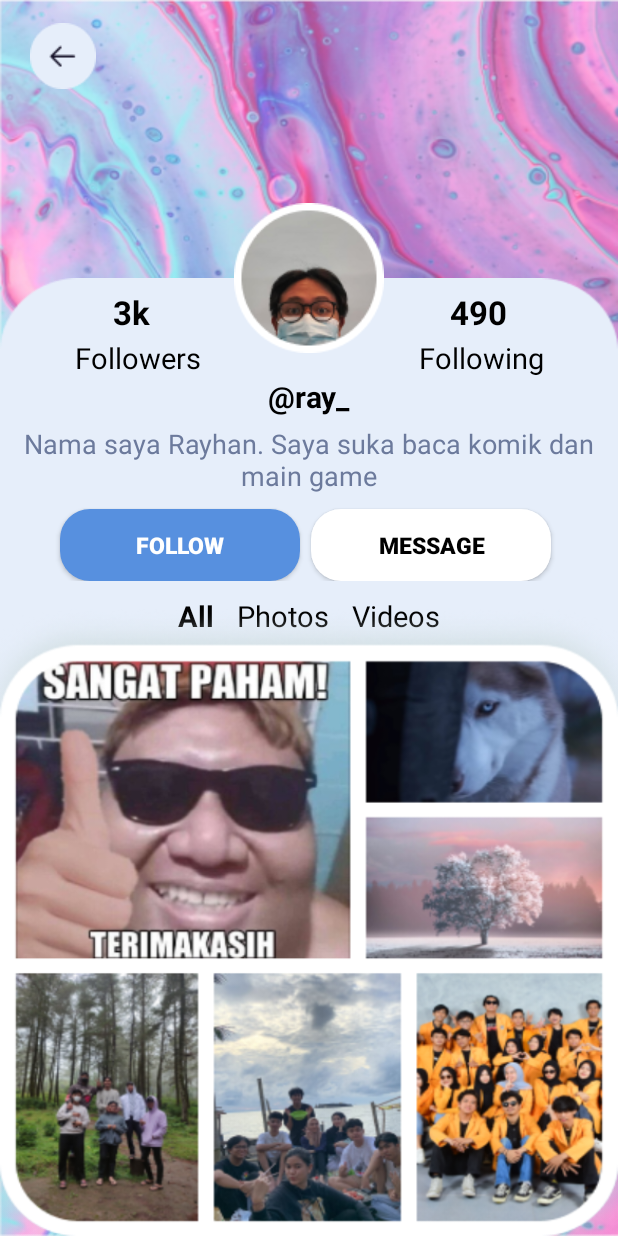
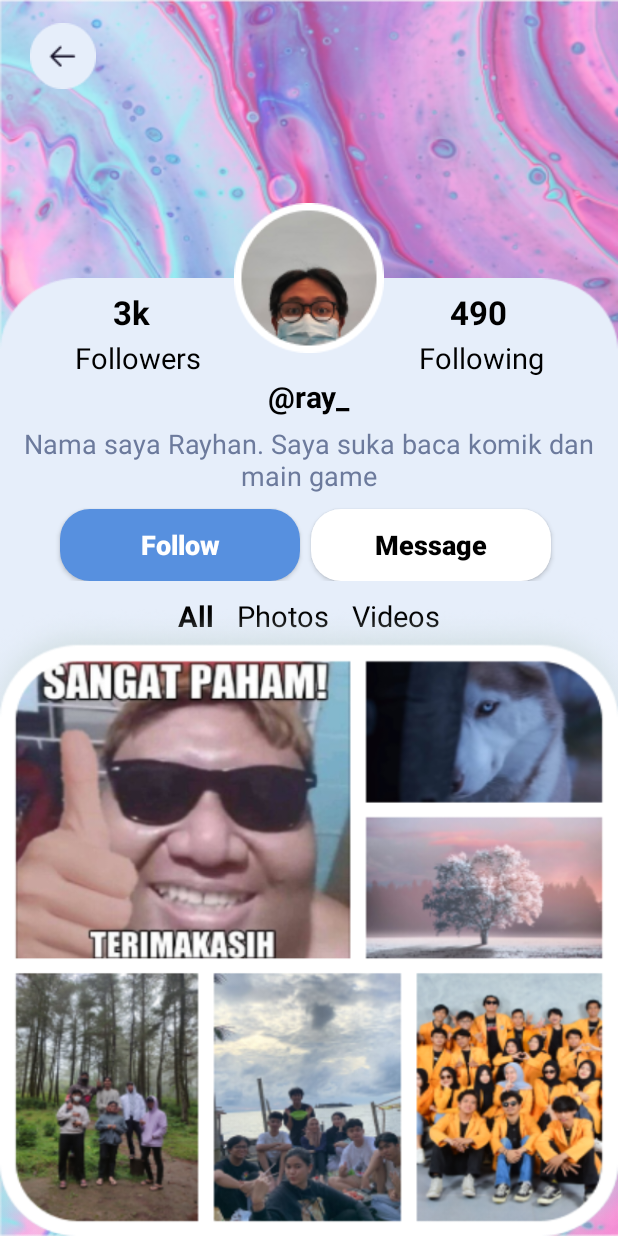
Before and after one commit to farhanibnuakbar/Hanstagram, an Android app: the FriendProfil2 screen opened directly, with no data from a screen before it, on a phone screen of 412 x 824 dp. Run offline under Robolectric (Android 15) with nearby library versions, the phone set to English and light mode, and no system bars.

Commit message:
finished project

```diff
--- a/app/src/main/res/layout/activity_friend_profil2.xml
+++ b/app/src/main/res/layout/activity_friend_profil2.xml
@@ -132,8 +132,9 @@
             android:width="160dp"
             android:height="30dp"
             android:text="Follow"
+            android:textAllCaps="false"
             android:textColor="@color/white"
-            android:textSize="15dp"
+            android:textSize="18dp"
             android:textStyle="bold"
             android:background="@drawable/button_shape"
             android:layout_marginTop="10dp"/>
@@ -145,8 +146,9 @@
             android:width="160dp"
             android:height="30dp"
             android:text="Message"
+            android:textAllCaps="false"
             android:textColor="@color/black"
-            android:textSize="15dp"
+            android:textSize="18dp"
             android:textStyle="bold"
             android:background="@drawable/button_shape2"
             android:layout_marginLeft="7dp"
--- a/app/src/main/res/layout/activity_friend_profil3.xml
+++ b/app/src/main/res/layout/activity_friend_profil3.xml
@@ -132,8 +132,9 @@
             android:width="160dp"
             android:height="30dp"
             android:text="Follow"
+            android:textAllCaps="false"
             android:textColor="@color/white"
-            android:textSize="15dp"
+            android:textSize="18dp"
             android:textStyle="bold"
             android:background="@drawable/button_shape"
             android:layout_marginTop="10dp"/>
@@ -145,8 +146,9 @@
             android:width="160dp"
             android:height="30dp"
             android:text="Message"
+            android:textAllCaps="false"
             android:textColor="@color/black"
-            android:textSize="15dp"
+            android:textSize="18dp"
             android:textStyle="bold"
             android:background="@drawable/button_shape2"
             android:layout_marginLeft="7dp"
--- a/app/src/main/res/layout/activity_friend_profil4.xml
+++ b/app/src/main/res/layout/activity_friend_profil4.xml
@@ -132,8 +132,9 @@
             android:width="160dp"
             android:height="30dp"
             android:text="Follow"
+            android:textAllCaps="false"
             android:textColor="@color/white"
-            android:textSize="15dp"
+            android:textSize="18dp"
             android:textStyle="bold"
             android:background="@drawable/button_shape"
             android:layout_marginTop="10dp"/>
@@ -146,7 +147,8 @@
             android:height="30dp"
             android:text="Message"
             android:textColor="@color/black"
-            android:textSize="15dp"
+            android:textSize="18dp"
+            android:textAllCaps="false"
             android:textStyle="bold"
             android:background="@drawable/button_shape2"
             android:layout_marginLeft="7dp"
--- a/app/src/main/res/layout/activity_friend_profil5.xml
+++ b/app/src/main/res/layout/activity_friend_profil5.xml
@@ -133,7 +133,8 @@
             android:height="30dp"
             android:text="Follow"
             android:textColor="@color/white"
-            android:textSize="15dp"
+            android:textSize="18dp"
+            android:textAllCaps="false"
             android:textStyle="bold"
             android:background="@drawable/button_shape"
             android:layout_marginTop="10dp"/>
@@ -146,7 +147,8 @@
             android:height="30dp"
             android:text="Message"
             android:textColor="@color/black"
-            android:textSize="15dp"
+            android:textSize="18dp"
+            android:textAllCaps="false"
             android:textStyle="bold"
             android:background="@drawable/button_shape2"
             android:layout_marginLeft="7dp"
--- a/app/src/main/res/layout/activity_friend_profile.xml
+++ b/app/src/main/res/layout/activity_friend_profile.xml
@@ -132,8 +132,9 @@
             android:width="160dp"
             android:height="30dp"
             android:text="Follow"
+            android:textAllCaps="false"
             android:textColor="@color/white"
-            android:textSize="15dp"
+            android:textSize="18dp"
             android:textStyle="bold"
             android:background="@drawable/button_shape"
             android:layout_marginTop="10dp"/>
@@ -145,8 +146,9 @@
             android:width="160dp"
             android:height="30dp"
             android:text="Message"
+            android:textAllCaps="false"
             android:textColor="@color/black"
-            android:textSize="15dp"
+            android:textSize="18dp"
             android:textStyle="bold"
             android:background="@drawable/button_shape2"
             android:layout_marginLeft="7dp"
--- a/app/src/main/res/layout/activity_friend_profile1.xml
+++ b/app/src/main/res/layout/activity_friend_profile1.xml
@@ -133,7 +133,8 @@
             android:height="30dp"
             android:text="Follow"
             android:textColor="@color/white"
-            android:textSize="15dp"
+            android:textSize="18dp"
+            android:textAllCaps="false"
             android:textStyle="bold"
             android:background="@drawable/button_shape"
             android:layout_marginTop="10dp"/>
@@ -146,7 +147,8 @@
             android:height="30dp"
             android:text="Message"
             android:textColor="@color/black"
-            android:textSize="15dp"
+            android:textSize="18dp"
+            android:textAllCaps="false"
             android:textStyle="bold"
             android:background="@drawable/button_shape2"
             android:layout_marginLeft="7dp"
--- a/app/src/main/res/layout/activity_login.xml
+++ b/app/src/main/res/layout/activity_login.xml
@@ -102,7 +102,7 @@
         android:text="Login"
         android:textAllCaps="false"
         android:textColor="@color/white"
-        android:textSize="20dp"
+        android:textSize="25dp"
         android:textStyle="bold"
         android:background="@drawable/button_shape" />
 
--- a/app/src/main/res/layout/activity_main.xml
+++ b/app/src/main/res/layout/activity_main.xml
@@ -92,8 +92,9 @@
         android:layout_centerHorizontal="true"
         android:layout_marginTop="30dp"
         android:text="Login"
+        android:textAllCaps="false"
         android:textColor="@color/white"
-        android:textSize="20sp"
+        android:textSize="23sp"
         android:textStyle="bold"
         android:background="@drawable/button_shape"
         android:width="175dp"
@@ -110,8 +111,9 @@
         android:layout_centerHorizontal="true"
         android:layout_marginTop="15dp"
         android:text="Register"
+        android:textAllCaps="false"
         android:textColor="@color/purple"
-        android:textSize="20sp"
+        android:textSize="23sp"
         android:textStyle="bold"
         android:background="@drawable/button_shape2"
         android:width="175dp"
--- a/app/src/main/res/layout/activity_register.xml
+++ b/app/src/main/res/layout/activity_register.xml
@@ -104,8 +104,9 @@
         android:layout_centerHorizontal="true"
         android:layout_marginTop="30dp"
         android:text="Register"
+        android:textAllCaps="false"
         android:textColor="@color/purple"
-        android:textSize="20sp"
+        android:textSize="25sp"
         android:textStyle="bold"
         android:background="@drawable/button_shape2"
         android:width="175dp"
```
